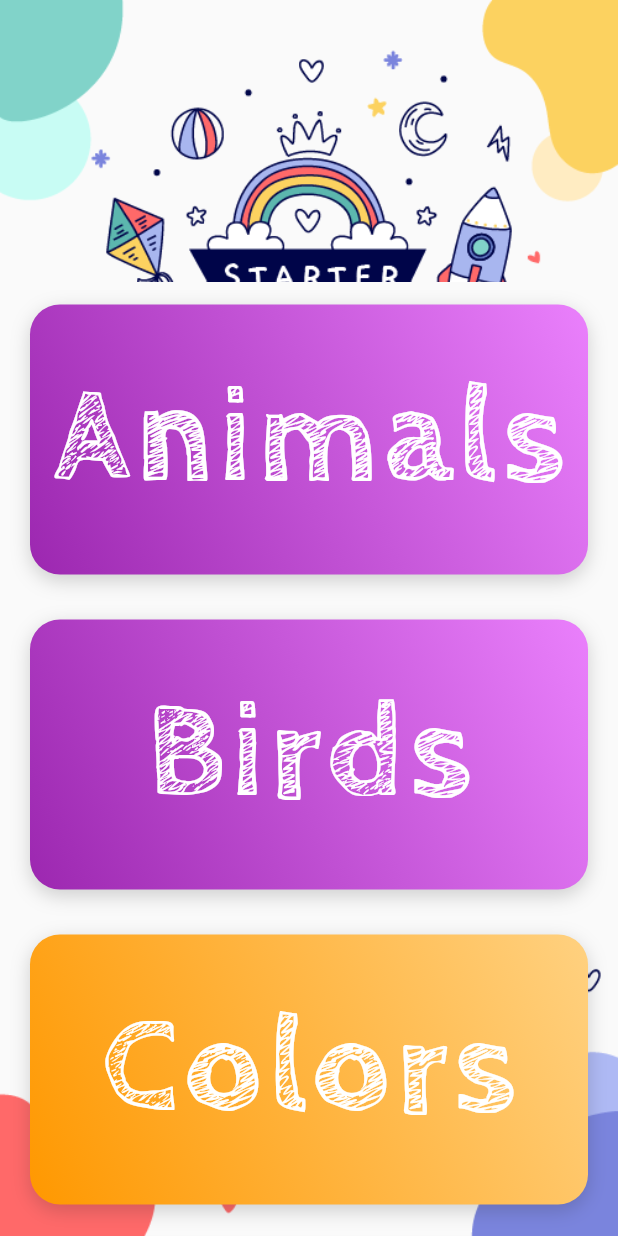
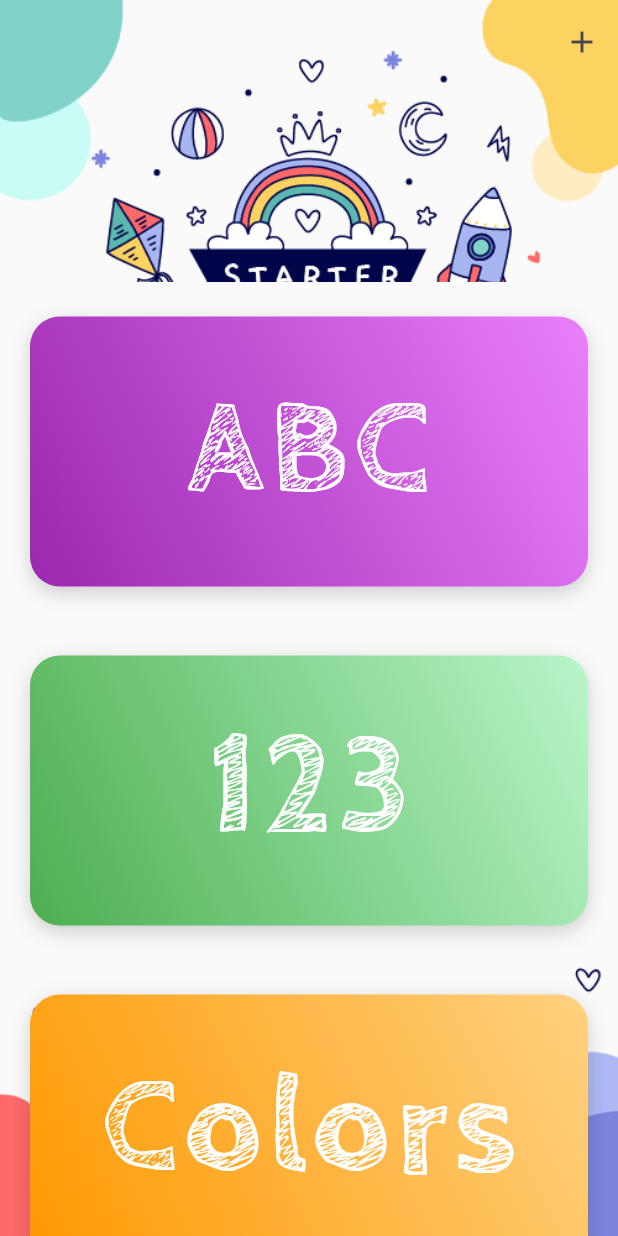
Before and after one commit to MohamedEhap1/kid_started_master, a Flutter app: the screen it shows after launch, on a phone screen of 412 x 824 dp. Run offline on Flutter 3.47's test engine with Material 3 defaults, Android fonts, the phone set to English and light mode, and no system bars; our stand-ins replace audioplayers, google_fonts; project files that could hold a hidden picture were left out.

Commit message:
change icon & build release

```diff
--- a/lib/app/screens/home_screen.dart
+++ b/lib/app/screens/home_screen.dart
@@ -1,13 +1,9 @@
 import 'package:flutter/material.dart';
 import 'package:kid_started_master/app/screens/animal_screen.dart';
-import 'package:kid_started_master/app/screens/birds_screen.dart';
-
 import '../widgets/category_card.dart';
 import 'alphabet_en_screen.dart';
 import 'color_screen.dart';
 import 'numeric_en_screen.dart';
-import 'shape_screen.dart';
-import 'story_screen.dart';
 
 class HomeScreen extends StatelessWidget {
   const HomeScreen({super.key});
@@ -16,77 +12,46 @@ class HomeScreen extends StatelessWidget {
   Widget build(BuildContext context) {
     final List<Widget> categories = [
       CategoryCard(
-        title: 'Animals',
+        title: 'ABC',
         primaryColor: Colors.purpleAccent[100]!,
         secondaryColor: Colors.purple,
-        screen: AnimalScreen(
-          title: 'Animals',
-          primaryColor: Colors.purpleAccent[100]!,
+        screen: const AlphabetEnScreen(
+          title: 'ABC',
+          primaryColor: Colors.purpleAccent,
           secondaryColor: Colors.purple,
         ),
       ),
       CategoryCard(
-        title: 'Birds',
-        primaryColor: Colors.purpleAccent[100]!,
-        secondaryColor: Colors.purple,
-        screen: BirdsScreen(
-          title: 'Birds',
-          primaryColor: Colors.purpleAccent[100]!,
-          secondaryColor: Colors.purple,
+        title: '123',
+        primaryColor: Colors.greenAccent[100]!,
+        secondaryColor: Colors.green,
+        screen: const NumericEnScreen(
+          title: '123',
+          primaryColor: Colors.greenAccent,
+          secondaryColor: Colors.green,
         ),
       ),
       CategoryCard(
         title: 'Colors',
         primaryColor: Colors.orangeAccent[100]!,
         secondaryColor: Colors.orange,
-        screen: ColorScreen(
+        screen: const ColorScreen(
           title: 'Colors',
-          primaryColor: Colors.orangeAccent[100]!,
+          primaryColor: Colors.orangeAccent,
           secondaryColor: Colors.orange,
         ),
       ),
       CategoryCard(
-        title: '123',
-        primaryColor: Colors.greenAccent[100]!,
-        secondaryColor: Colors.green,
-        screen: NumericEnScreen(
-          title: '123',
-          primaryColor: Colors.greenAccent[100]!,
-          secondaryColor: Colors.green,
-        ),
-      ),
-      CategoryCard(
-        title: 'ABC',
+        title: 'Animals',
         primaryColor: Colors.purpleAccent[100]!,
         secondaryColor: Colors.purple,
-        screen: AlphabetEnScreen(
-          title: 'ABC',
-          primaryColor: Colors.purpleAccent[100]!,
+        screen: const AnimalScreen(
+          title: 'Animals',
+          primaryColor: Colors.purpleAccent,
           secondaryColor: Colors.purple,
         ),
       ),
-      const CategoryCard(
-        title: 'Stories',
-        primaryColor: Color(0xFF3383CD),
-        secondaryColor: Color(0xFF11249F),
-        screen: StoriesScreen(
-          title: 'Stories',
-          primaryColor: Color(0xFF3383CD),
-          secondaryColor: Color(0xFF11249F),
-        ),
-      ),
-      CategoryCard(
-        title: 'Shapes',
-        primaryColor: Colors.redAccent[100]!,
-        secondaryColor: Colors.red,
-        screen: ShapesScreen(
-          title: 'Shapes',
-          primaryColor: Colors.redAccent[100]!,
-          secondaryColor: Colors.red,
-        ),
-      ),
     ];
-
     return Scaffold(
       body: Container(
         decoration: BoxDecoration(
@@ -109,9 +74,81 @@ class HomeScreen extends StatelessWidget {
                   alignment: Alignment.topCenter,
                 ),
               ),
+              actions: [
+                IconButton(
+                  icon: const Icon(Icons.add),
+                  onPressed: () {
+                    showDialog(
+                      context: context,
+                      builder: (BuildContext context) {
+                        return AlertDialog(
+                          title: const Text("معلومات التطبيق"),
+                          content: SizedBox(
+                            height: 200, // ارتفاع الصندوق
+                            child: SingleChildScrollView(
+                              child: Column(
+                                crossAxisAlignment: CrossAxisAlignment.start,
+                                children: [
+                                  ...[
+                                    "/اعداد",
+                                    //"محمد مصطفي محمد جلال"
+                                    "أحمد ممدوح سالم الفقي",
+                                    "حمدي وليد حمدي الغزالي",
+                                    "زياد حازم فاروق علام",
+                                    "مؤمن رأفت سيد أحمد عشيبة",
+                                    "/اشراف",
+                                    "د.اسلام قنديل",
+                                  ].map((item) {
+                                    final isArabicName =
+                                        RegExp(r'[\u0600-\u06FF]').hasMatch(
+                                            item); // التحقق من النص العربي
+                                    if (item.startsWith('/')) {
+                                      return Text(
+                                        item.replaceFirst('/', ''),
+                                        style: const TextStyle(
+                                            fontSize: 18, color: Colors.red),
+                                        textAlign:
+                                            TextAlign.right, // اتجاه النص
+                                      );
+                                    }
+                                    return Text(
+                                      item,
+                                      style: TextStyle(
+                                        color: isArabicName
+                                            ? Colors.blue
+                                            : Colors.black, // لون النص
+                                      ),
+                                      textAlign: TextAlign.right, // اتجاه النص
+                                    );
+                                  }),
+                                ],
+                              ),
+                            ),
+                          ),
+                          actions: [
+                            TextButton(
+                              child: const Text("OK"),
+                              onPressed: () {
+                                Navigator.of(context).pop();
+                              },
+                            ),
+                          ],
+                        );
+                      },
+                    );
+                  },
+                ),
+              ],
             ),
             SliverList(
-              delegate: SliverChildListDelegate(categories),
+              delegate: SliverChildListDelegate(
+                categories
+                    .map((category) => Padding(
+                          padding: const EdgeInsets.symmetric(vertical: 8.0),
+                          child: category,
+                        ))
+                    .toList(),
+              ),
             ),
           ],
         ),
```
Also changed, not shown: pubspec.yaml (+7 -0 lines), assets/images/Designer2.JPG (added), pubspec.lock, 35 other files.
